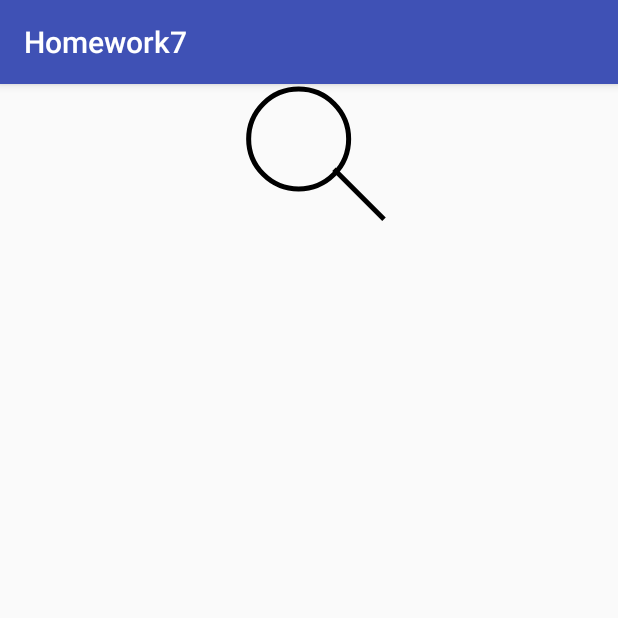
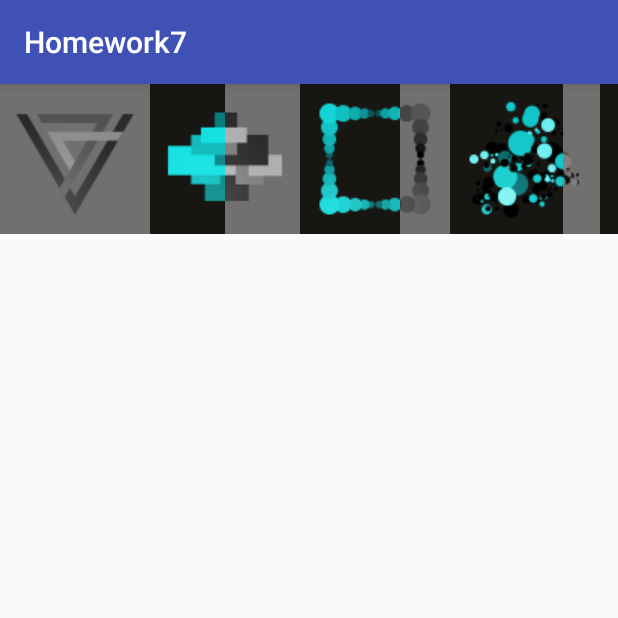
Before and after one commit to YikunLi/homework, an Android app: the screen it shows after launch (MainActivity), on a phone screen of 412 x 824 dp, the top half of it. Run offline under Robolectric (Android 15) with nearby library versions, the light colour scheme and no system bars.

Commit message:
Add files via upload

```diff
--- a/DongNao_homework_UI_7/app/src/main/res/layout/activity_main.xml
+++ b/DongNao_homework_UI_7/app/src/main/res/layout/activity_main.xml
@@ -1,18 +1,30 @@
 <?xml version="1.0" encoding="utf-8"?>
-<android.support.constraint.ConstraintLayout
+<LinearLayout
     xmlns:android="http://schemas.android.com/apk/res/android"
-    xmlns:app="http://schemas.android.com/apk/res-auto"
-    xmlns:tools="http://schemas.android.com/tools"
     android:layout_width="match_parent"
     android:layout_height="match_parent"
-    tools:context="com.dongnao.homework7.MainActivity">
+    android:orientation="vertical">
+
+    <HorizontalScrollView
+        android:id="@+id/scrollView"
+        android:layout_width="wrap_content"
+        android:layout_height="wrap_content">
+        <LinearLayout
+            android:id="@+id/linearLayout"
+            android:layout_width="match_parent"
+            android:layout_height="wrap_content"
+            android:orientation="horizontal"
+            android:scrollbars="horizontal"/>
+    </HorizontalScrollView>
+
+
+    <com.dongnao.homework7.RevealView
+        android:layout_width="wrap_content"
+        android:layout_height="wrap_content"/>
 
     <com.dongnao.homework7.SearchView
-        android:layout_width="0dp"
+        android:layout_width="match_parent"
         android:layout_height="wrap_content"
-        app:layout_constraintBottom_toBottomOf="parent"
-        app:layout_constraintLeft_toLeftOf="parent"
-        app:layout_constraintRight_toRightOf="parent"
-        app:layout_constraintTop_toTopOf="parent"/>
+        android:layout_weight="1"/>
 
-</android.support.constraint.ConstraintLayout>
+</LinearLayout>
```
